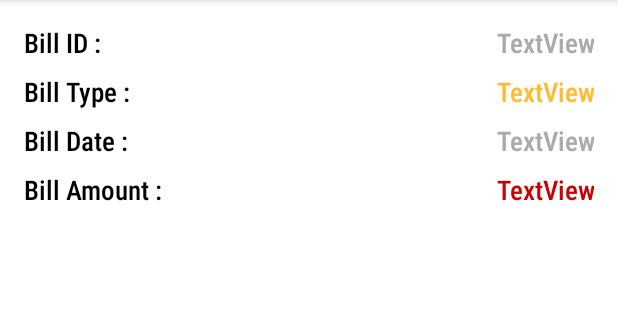
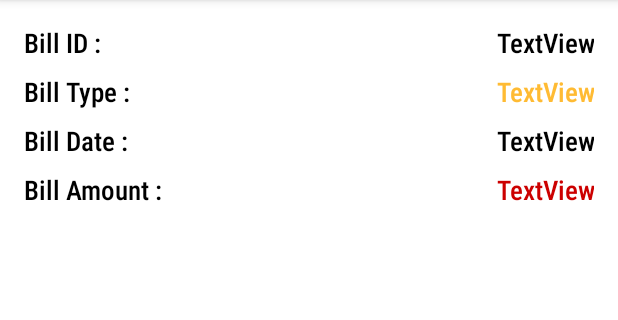
Before and after one commit to kamal777682/CO777682_W2020_MAD3125_FP, an Android app: the BillSummaryActivity screen opened directly, with no data from a screen before it, on a phone screen of 412 x 824 dp, the part 84-404 px from its top. Run offline under Robolectric (Android 15) with nearby library versions, the phone set to English and light mode, and no system bars; Roboto replaces fonts that are not available here; 7 statements that could not run were skipped.

Commit message:
[kamal] billSummary

```diff
--- a/app/src/main/res/layout/activity_bill_summary.xml
+++ b/app/src/main/res/layout/activity_bill_summary.xml
@@ -141,7 +141,7 @@
         android:ems="9"
         android:fontFamily="sans-serif-condensed-medium"
         android:textAlignment="viewEnd"
-        android:textColor="@android:color/darker_gray"
+        android:textColor="@android:color/black"
         android:textSize="18sp"
         app:layout_constraintEnd_toEndOf="parent"
         app:layout_constraintTop_toBottomOf="@+id/textView26"
@@ -156,7 +156,7 @@
         android:ems="9"
         android:fontFamily="sans-serif-condensed-medium"
         android:textAlignment="viewEnd"
-        android:textColor="@android:color/darker_gray"
+        android:textColor="@android:color/black"
         android:textSize="18sp"
         app:layout_constraintEnd_toEndOf="parent"
         app:layout_constraintTop_toBottomOf="@+id/textView18"
@@ -171,7 +171,7 @@
         android:ems="9"
         android:fontFamily="sans-serif-condensed-medium"
         android:textAlignment="viewEnd"
-        android:textColor="@android:color/darker_gray"
+        android:textColor="@android:color/black"
         android:textSize="18sp"
         app:layout_constraintEnd_toEndOf="parent"
         app:layout_constraintTop_toBottomOf="@+id/textView19"
@@ -186,7 +186,7 @@
         android:ems="9"
         android:fontFamily="sans-serif-condensed-medium"
         android:textAlignment="viewEnd"
-        android:textColor="@android:color/darker_gray"
+        android:textColor="@android:color/black"
         android:textSize="18sp"
         app:layout_constraintEnd_toEndOf="parent"
         app:layout_constraintTop_toBottomOf="@+id/textView20" />
@@ -200,7 +200,7 @@
         android:ems="9"
         android:fontFamily="sans-serif-condensed-medium"
         android:textAlignment="viewEnd"
-        android:textColor="@android:color/darker_gray"
+        android:textColor="@android:color/black"
         android:textSize="18sp"
         app:layout_constraintEnd_toEndOf="parent"
         app:layout_constraintTop_toBottomOf="@+id/textView21"
@@ -216,7 +216,7 @@
         android:fontFamily="sans-serif-condensed-medium"
         android:text="TextView"
         android:textAlignment="viewEnd"
-        android:textColor="@android:color/darker_gray"
+        android:textColor="@android:color/black"
         android:textSize="18sp"
         app:layout_constraintEnd_toEndOf="parent"
         app:layout_constraintTop_toTopOf="parent" />
@@ -248,7 +248,8 @@
         android:fontFamily="sans-serif-condensed-medium"
         android:text="TextView"
         android:textAlignment="viewEnd"
-        android:textColor="@android:color/darker_gray"
+        android:textColor="@android:color/black"
+        android:textColorHint="#FFFFFF"
         android:textSize="18sp"
         app:layout_constraintEnd_toEndOf="parent"
         app:layout_constraintTop_toBottomOf="@+id/textView24" />
```
